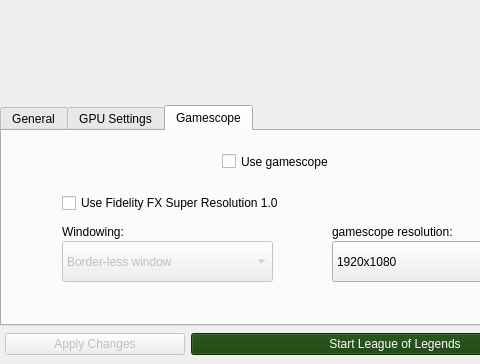
Before: the Qt Designer form python_src/ui/installer.ui in polkaulfield/lol-for-linux-installer, drawn with Qt 5; both pictures show x 0 to 480 and y 88 to 452 of the 602 by 452 pixel window.
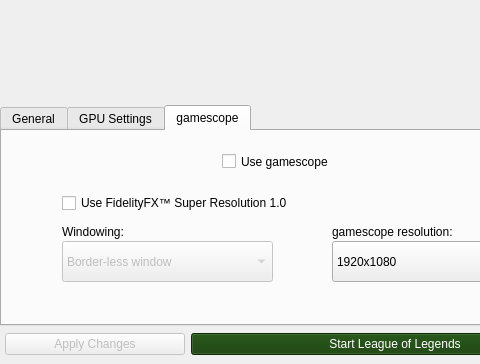
After: the same form once the commit is applied. Icons and pictures are not drawn.

Commit message: AMD PLS DONT SUE

Diff of the .ui file:
```diff
--- a/python_src/ui/installer.ui
+++ b/python_src/ui/installer.ui
@@ -1000,7 +1000,7 @@
                </widget>
                <widget class="QWidget" name="tab_2">
                 <attribute name="title">
-                 <string>Gamescope</string>
+                 <string>gamescope</string>
                 </attribute>
                 <widget class="QCheckBox" name="Usegamescope">
                  <property name="enabled">
@@ -1118,7 +1118,7 @@
                   </rect>
                  </property>
                  <property name="text">
-                  <string>Use Fidelity FX Super Resolution 1.0</string>
+                  <string>Use FidelityFX™ Super Resolution 1.0</string>
                  </property>
                 </widget>
                </widget>
```
